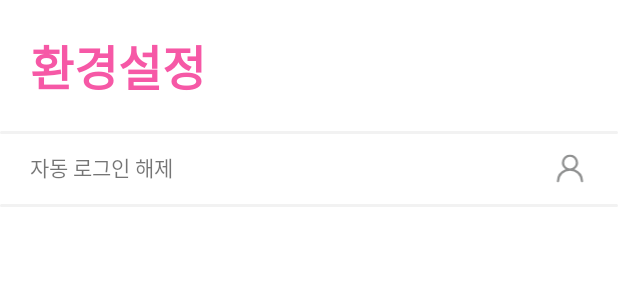
After one commit to oxix97/SOPT_And_29th, an Android app: the layout activity_setting.xml on its own in the app's theme, with its tools: preview values and no code run, on a phone screen of 412 x 824 dp. The commit adds this screen. Shown: the top 300 px of the screen. Run offline under Robolectric (Android 15) with nearby library versions, the phone set to English and light mode, and no system bars; network calls fail.

Commit message:
SOPT android 29th week7

```diff
--- a/app/src/main/AndroidManifest.xml
+++ b/app/src/main/AndroidManifest.xml
@@ -12,6 +12,9 @@
         android:supportsRtl="true"
         android:theme="@style/Theme.Android_SOPT"
         android:usesCleartextTraffic="true">
+        <activity
+            android:name=".ui.main.profile.SettingActivity"
+            android:exported="false" />
         <activity
             android:name=".ui.detail.DetailActivity"
             android:exported="false" />
@@ -32,9 +35,7 @@
         </activity>
         <activity
             android:name=".ui.sign.SignInActivity"
-            android:exported="true">
-
-        </activity>
+            android:exported="true"></activity>
     </application>
 
 </manifest>
--- a/app/src/main/java/com/example/android_sopt/ui/main/profile/ProfileFragment.kt
+++ b/app/src/main/java/com/example/android_sopt/ui/main/profile/ProfileFragment.kt
@@ -1,5 +1,6 @@
 package com.example.android_sopt.ui.main.profile
 
+import android.content.Intent
 import android.os.Bundle
 import android.view.View
 import com.bumptech.glide.Glide
@@ -20,6 +21,7 @@ class ProfileFragment :
     override fun initView() {
         initFragment()
         setProfile()
+        initSetting()
     }
 
     private fun setProfile() {
@@ -32,7 +34,12 @@ class ProfileFragment :
                 .override(64, 64)
                 .into(ivProfileProfile)
         }
+    }
 
+    private fun initSetting() {
+        binding.ivProfileSetting.setOnClickListener {
+            startActivity(Intent(requireActivity(), SettingActivity::class.java))
+        }
     }
 
     private fun initFragment() {
@@ -42,6 +49,11 @@ class ProfileFragment :
         val transaction = requireActivity().supportFragmentManager.beginTransaction()
         transaction.add(R.id.fr_profile_container, followerFragment).commit()
 
+        initFollowerFragment(followerFragment)
+        initRepositoryFragment(repositoryFragment)
+    }
+
+    private fun initFollowerFragment(followerFragment: FollowerFragment) {
         with(binding) {
             btnProfileFollower.setOnClickListener {
                 val transaction = requireActivity().supportFragmentManager.beginTransaction()
@@ -50,7 +62,12 @@ class ProfileFragment :
                 btnProfileRepository.isSelected = false
                 transaction.commit()
             }
+        }
+    }
 
+
+    private fun initRepositoryFragment(repositoryFragment: RepositoryFragment) {
+        with(binding) {
             btnProfileRepository.setOnClickListener {
                 val transaction = requireActivity().supportFragmentManager.beginTransaction()
                 transaction.replace(R.id.fr_profile_container, repositoryFragment)
--- /dev/null
+++ b/app/src/main/java/com/example/android_sopt/ui/main/profile/SettingActivity.kt
@@ -0,0 +1,31 @@
+package com.example.android_sopt.ui.main.profile
+
+import android.content.Intent
+import androidx.appcompat.app.AppCompatActivity
+import android.os.Bundle
+import com.example.android_sopt.R
+import com.example.android_sopt.base.baseutil.BaseViewUtil
+import com.example.android_sopt.databinding.ActivitySettingBinding
+import com.example.android_sopt.ui.sign.SignInActivity
+import com.example.android_sopt.util.SOPTSharedPreferences
+import kotlin.math.sign
+
+class SettingActivity :
+    BaseViewUtil.BaseAppCompatActivity<ActivitySettingBinding>(R.layout.activity_setting) {
+    override fun onCreate(savedInstanceState: Bundle?) {
+        super.onCreate(savedInstanceState)
+        initView()
+    }
+
+    override fun initView() {
+        signout()
+    }
+
+    private fun signout() {
+        binding.llSettingLogout.setOnClickListener {
+            SOPTSharedPreferences.removeAutoLogin(this)
+            startActivity(Intent(this, SignInActivity::class.java))
+            finish()
+        }
+    }
+}
--- a/app/src/main/java/com/example/android_sopt/ui/sign/SignInActivity.kt
+++ b/app/src/main/java/com/example/android_sopt/ui/sign/SignInActivity.kt
@@ -111,6 +111,7 @@ class SignInActivity :
                 if (list.success) {
                     shortToast("로그인 성공")
                     startActivity(Intent(this@SignInActivity, MainActivity::class.java))
+                    finish()
                 } else {
                     shortToast("로그인 실패")
                 }
--- /dev/null
+++ b/app/src/main/res/layout/activity_setting.xml
@@ -0,0 +1,74 @@
+<?xml version="1.0" encoding="utf-8"?>
+<layout xmlns:android="http://schemas.android.com/apk/res/android"
+    xmlns:app="http://schemas.android.com/apk/res-auto"
+    xmlns:tools="http://schemas.android.com/tools">
+
+    <data>
+
+    </data>
+
+    <androidx.constraintlayout.widget.ConstraintLayout
+        android:layout_width="match_parent"
+        android:layout_height="match_parent"
+        tools:context=".ui.main.profile.SettingActivity">
+
+        <TextView
+            android:id="@+id/tv_setting_title"
+            style="@style/onboding_style"
+            android:layout_width="wrap_content"
+            android:layout_height="wrap_content"
+            android:layout_margin="20dp"
+            android:text="환경설정"
+            android:textSize="32sp"
+            app:layout_constraintStart_toStartOf="parent"
+            app:layout_constraintTop_toTopOf="parent" />
+
+        <View
+            android:id="@+id/view_setting_line"
+            android:layout_width="0dp"
+            android:layout_height="2dp"
+            android:layout_marginTop="20dp"
+            android:background="@drawable/rectangle_non_selected_gray"
+            app:layout_constraintEnd_toEndOf="parent"
+            app:layout_constraintStart_toStartOf="parent"
+            app:layout_constraintTop_toBottomOf="@id/tv_setting_title" />
+
+        <androidx.constraintlayout.widget.ConstraintLayout
+            android:id="@+id/ll_setting_logout"
+            android:layout_width="match_parent"
+            android:layout_height="wrap_content"
+            android:layout_marginTop="12dp"
+            android:paddingHorizontal="20dp"
+            app:layout_constraintTop_toBottomOf="@id/view_setting_line">
+
+            <TextView
+                android:id="@+id/tv_setting_signout"
+                android:layout_width="wrap_content"
+                android:layout_height="wrap_content"
+                android:includeFontPadding="false"
+                android:text="자동 로그인 해제"
+                app:layout_constraintStart_toStartOf="parent"
+                app:layout_constraintTop_toTopOf="parent" />
+
+            <ImageView
+                android:layout_width="wrap_content"
+                android:layout_height="wrap_content"
+                android:src="@drawable/ic_person_24"
+                app:layout_constraintBottom_toBottomOf="@id/tv_setting_signout"
+                app:layout_constraintEnd_toEndOf="parent"
+                app:layout_constraintTop_toTopOf="@id/tv_setting_signout" />
+
+        </androidx.constraintlayout.widget.ConstraintLayout>
+
+        <View
+            android:layout_width="0dp"
+            android:layout_height="2dp"
+            android:layout_marginTop="12dp"
+            android:background="@drawable/rectangle_non_selected_gray"
+            app:layout_constraintEnd_toEndOf="parent"
+            app:layout_constraintStart_toStartOf="parent"
+            app:layout_constraintTop_toBottomOf="@id/ll_setting_logout" />
+
+
+    </androidx.constraintlayout.widget.ConstraintLayout>
+</layout>
--- a/app/src/main/res/layout/fragment_profile.xml
+++ b/app/src/main/res/layout/fragment_profile.xml
@@ -22,6 +22,7 @@
             app:layout_constraintTop_toTopOf="parent">
 
             <ImageView
+                android:id="@+id/iv_profile_setting"
                 android:layout_width="wrap_content"
                 android:layout_height="wrap_content"
                 android:layout_marginTop="8dp"
```
